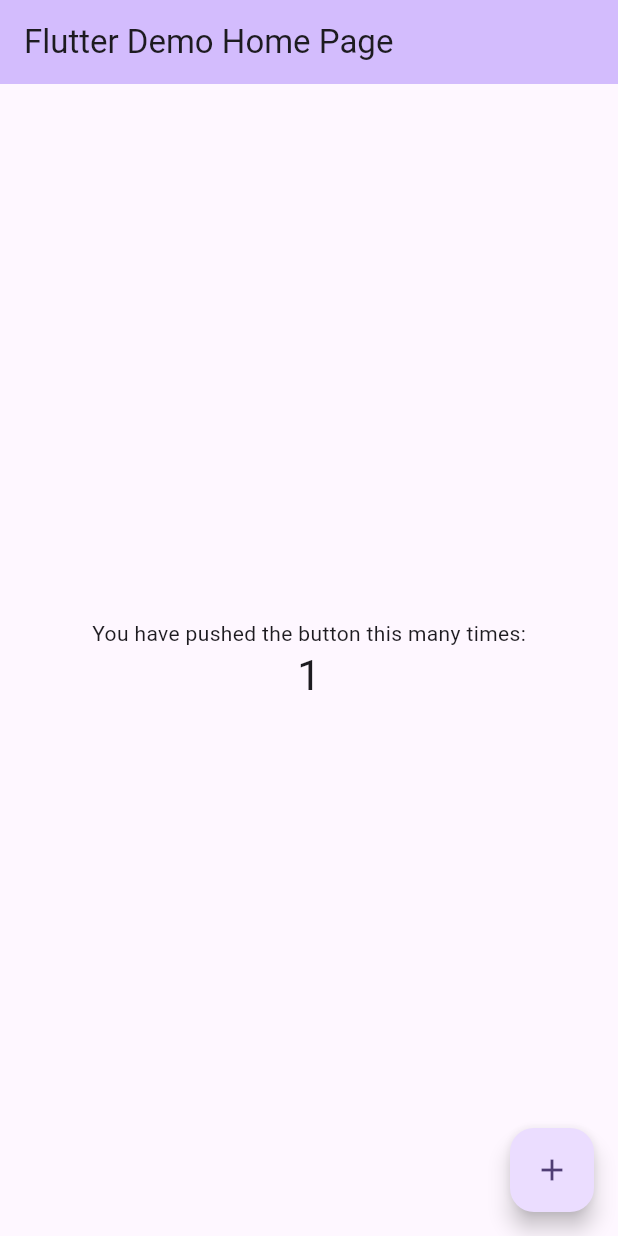
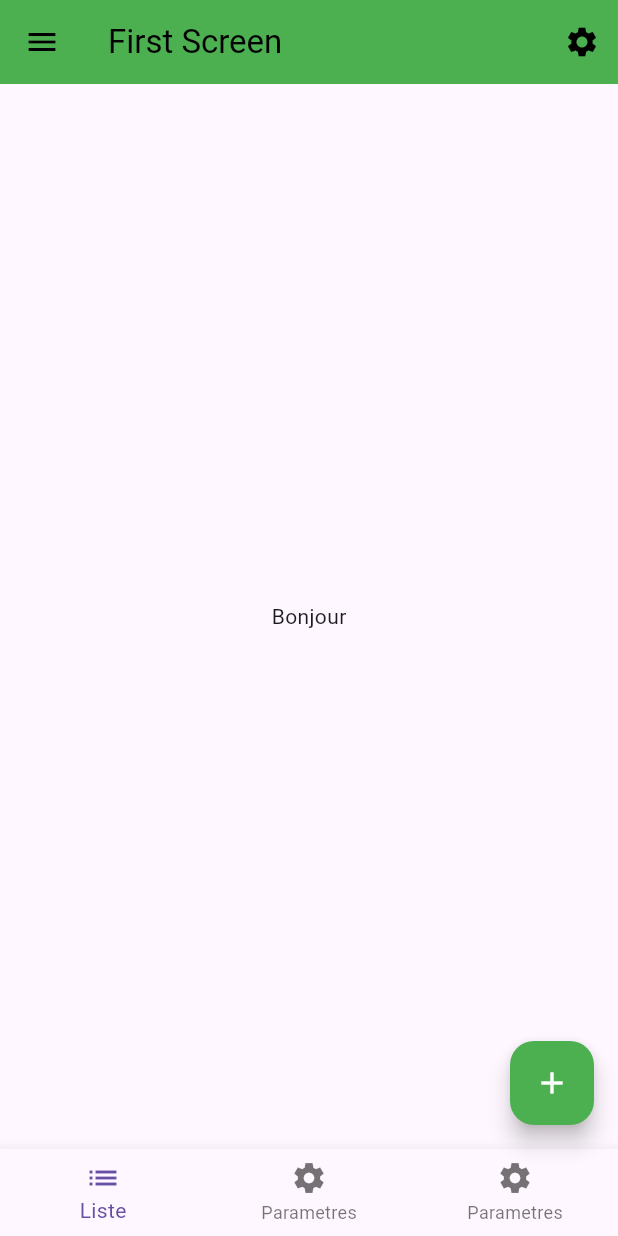
Before and after one commit to henocn/flutter-basis, a Flutter app: the screen it shows after launch, after a tap on the "add" icon, on a phone screen of 412 x 824 dp. Run offline on Flutter 3.47's test engine with Material 3 defaults, Android fonts, the light colour scheme and no system bars.

Commit message:
navigationbar and floating bar

```diff
--- a/lib/main.dart
+++ b/lib/main.dart
@@ -1,122 +1,52 @@
 import 'package:flutter/material.dart';
 
 void main() {
-  runApp(const MyApp());
+  runApp(const App());
 }
 
-class MyApp extends StatelessWidget {
-  const MyApp({super.key});
+class App extends StatelessWidget {
+  const App({super.key});
 
-  // This widget is the root of your application.
   @override
   Widget build(BuildContext context) {
     return MaterialApp(
-      title: 'Flutter Demo',
-      theme: ThemeData(
-        // This is the theme of your application.
-        //
-        // TRY THIS: Try running your application with "flutter run". You'll see
-        // the application has a purple toolbar. Then, without quitting the app,
-        // try changing the seedColor in the colorScheme below to Colors.green
-        // and then invoke "hot reload" (save your changes or press the "hot
-        // reload" button in a Flutter-supported IDE, or press "r" if you used
-        // the command line to start the app).
-        //
-        // Notice that the counter didn't reset back to zero; the application
-        // state is not lost during the reload. To reset the state, use hot
-        // restart instead.
-        //
-        // This works for code too, not just values: Most code changes can be
-        // tested with just a hot reload.
-        colorScheme: ColorScheme.fromSeed(seedColor: Colors.deepPurple),
+      title: "First App",
+      debugShowCheckedModeBanner: false,
+      home: Scaffold(
+        appBar: AppBar(
+          title: const Text("First Screen"),
+          backgroundColor: Colors.green,
+          foregroundColor: Colors.black,
+          leading: const Icon(Icons.menu),
+          actions: [
+            IconButton(onPressed: () {}, icon: const Icon(Icons.settings)),
+          ],
+        ),
+        body: const Center(child: Text("Bonjour")),
+        bottomNavigationBar: BottomNavigationBar(
+          items: [
+            BottomNavigationBarItem(icon: Icon(Icons.list), label: "Liste"),
+            BottomNavigationBarItem(
+              icon: Icon(Icons.settings_sharp),
+              label: "Parametres",
+            ),
+            BottomNavigationBarItem(
+              icon: Icon(Icons.settings_sharp),
+              label: "Parametres",
+            ),
+          ],
+        ),
+
+        floatingActionButton: FloatingActionButton(
+          onPressed: () {
+            print("Bouton flottant pressé !");
+          },
+          backgroundColor: Colors.green,
+          foregroundColor: Colors.white,
+          child: Icon(Icons.add),
+          tooltip: "Ajouter un élément",
+        ),
       ),
-      home: const MyHomePage(title: 'Flutter Demo Home Page'),
     );
   }
 }
-
-class MyHomePage extends StatefulWidget {
-  const MyHomePage({super.key, required this.title});
-
-  // This widget is the home page of your application. It is stateful, meaning
-  // that it has a State object (defined below) that contains fields that affect
-  // how it looks.
-
-  // This class is the configuration for the state. It holds the values (in this
-  // case the title) provided by the parent (in this case the App widget) and
-  // used by the build method of the State. Fields in a Widget subclass are
-  // always marked "final".
-
-  final String title;
-
-  @override
-  State<MyHomePage> createState() => _MyHomePageState();
-}
-
-class _MyHomePageState extends State<MyHomePage> {
-  int _counter = 0;
-
-  void _incrementCounter() {
-    setState(() {
-      // This call to setState tells the Flutter framework that something has
-      // changed in this State, which causes it to rerun the build method below
-      // so that the display can reflect the updated values. If we changed
-      // _counter without calling setState(), then the build method would not be
-      // called again, and so nothing would appear to happen.
-      _counter++;
-    });
-  }
-
-  @override
-  Widget build(BuildContext context) {
-    // This method is rerun every time setState is called, for instance as done
-    // by the _incrementCounter method above.
-    //
-    // The Flutter framework has been optimized to make rerunning build methods
-    // fast, so that you can just rebuild anything that needs updating rather
-    // than having to individually change instances of widgets.
-    return Scaffold(
-      appBar: AppBar(
-        // TRY THIS: Try changing the color here to a specific color (to
-        // Colors.amber, perhaps?) and trigger a hot reload to see the AppBar
-        // change color while the other colors stay the same.
-        backgroundColor: Theme.of(context).colorScheme.inversePrimary,
-        // Here we take the value from the MyHomePage object that was created by
-        // the App.build method, and use it to set our appbar title.
-        title: Text(widget.title),
-      ),
-      body: Center(
-        // Center is a layout widget. It takes a single child and positions it
-        // in the middle of the parent.
-        child: Column(
-          // Column is also a layout widget. It takes a list of children and
-          // arranges them vertically. By default, it sizes itself to fit its
-          // children horizontally, and tries to be as tall as its parent.
-          //
-          // Column has various properties to control how it sizes itself and
-          // how it positions its children. Here we use mainAxisAlignment to
-          // center the children vertically; the main axis here is the vertical
-          // axis because Columns are vertical (the cross axis would be
-          // horizontal).
-          //
-          // TRY THIS: Invoke "debug painting" (choose the "Toggle Debug Paint"
-          // action in the IDE, or press "p" in the console), to see the
-          // wireframe for each widget.
-          mainAxisAlignment: MainAxisAlignment.center,
-          children: <Widget>[
-            const Text('You have pushed the button this many times:'),
-            Text(
-              '$_counter',
-              style: Theme.of(context).textTheme.headlineMedium,
-            ),
-          ],
-        ),
-      ),
-      floatingActionButton: FloatingActionButton(
-        onPressed: _incrementCounter,
-        tooltip: 'Increment',
-        child: const Icon(Icons.add),
-      ), // This trailing comma makes auto-formatting nicer for build methods.
-    );
-  }
-}
```
Also changed, not shown: 1 other file.
